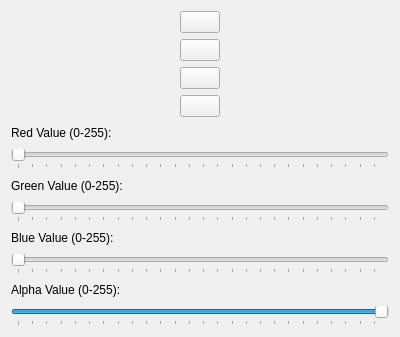
University-of-Utah-CS3505/a5-sprite-editor-f25-leomartinez47, file ui/toolpane.ui: the form before one commit.
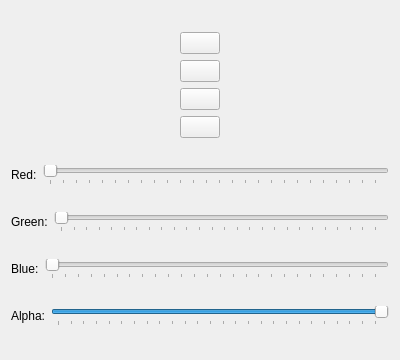
The form after the commit.

The edit to the form file:
```diff
--- a/ui/toolpane.ui
+++ b/ui/toolpane.ui
@@ -7,7 +7,7 @@
     <x>0</x>
     <y>0</y>
     <width>400</width>
-    <height>337</height>
+    <height>360</height>
    </rect>
   </property>
   <property name="windowTitle">
@@ -116,9 +116,11 @@
     <layout class="QHBoxLayout" name="horizontalLayout_2"/>
    </item>
    <item>
+    <layout class="QHBoxLayout" name="horizontalLayout_3">
+     <item>
     <widget class="QLabel" name="redLabel">
      <property name="text">
-      <string>Red Value (0-255):</string>
+        <string>Red:</string>
      </property>
     </widget>
    </item>
@@ -135,10 +137,14 @@
      </property>
     </widget>
    </item>
+    </layout>
+   </item>
+   <item>
+    <layout class="QHBoxLayout" name="horizontalLayout_4">
    <item>
     <widget class="QLabel" name="greenLabel">
      <property name="text">
-      <string>Green Value (0-255):</string>
+        <string>Green:</string>
      </property>
     </widget>
    </item>
@@ -155,10 +161,14 @@
      </property>
     </widget>
    </item>
+    </layout>
+   </item>
+   <item>
+    <layout class="QHBoxLayout" name="horizontalLayout_5">
    <item>
     <widget class="QLabel" name="blueLabel">
      <property name="text">
-      <string>Blue Value (0-255):</string>
+        <string>Blue:</string>
      </property>
     </widget>
    </item>
@@ -175,10 +185,14 @@
      </property>
     </widget>
    </item>
+    </layout>
+   </item>
+   <item>
+    <layout class="QHBoxLayout" name="horizontalLayout_6">
    <item>
     <widget class="QLabel" name="opacityLabel">
      <property name="text">
-      <string>Alpha Value (0-255):</string>
+        <string>Alpha:</string>
      </property>
     </widget>
    </item>
@@ -203,6 +217,8 @@
       <number>0</number>
      </property>
     </widget>
+     </item>
+    </layout>
    </item>
   </layout>
  </widget>
```
Left out of the diff: 18 changed lines with no effect on the pictures. Lines whose indentation alone changed are shown as unchanged.
